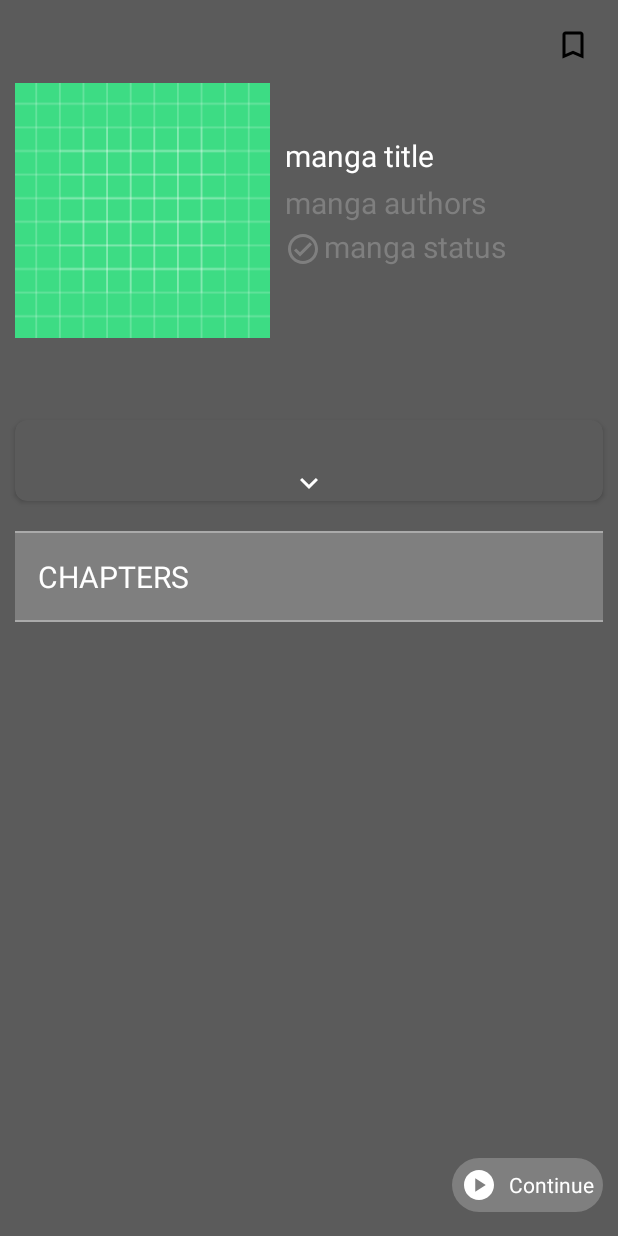
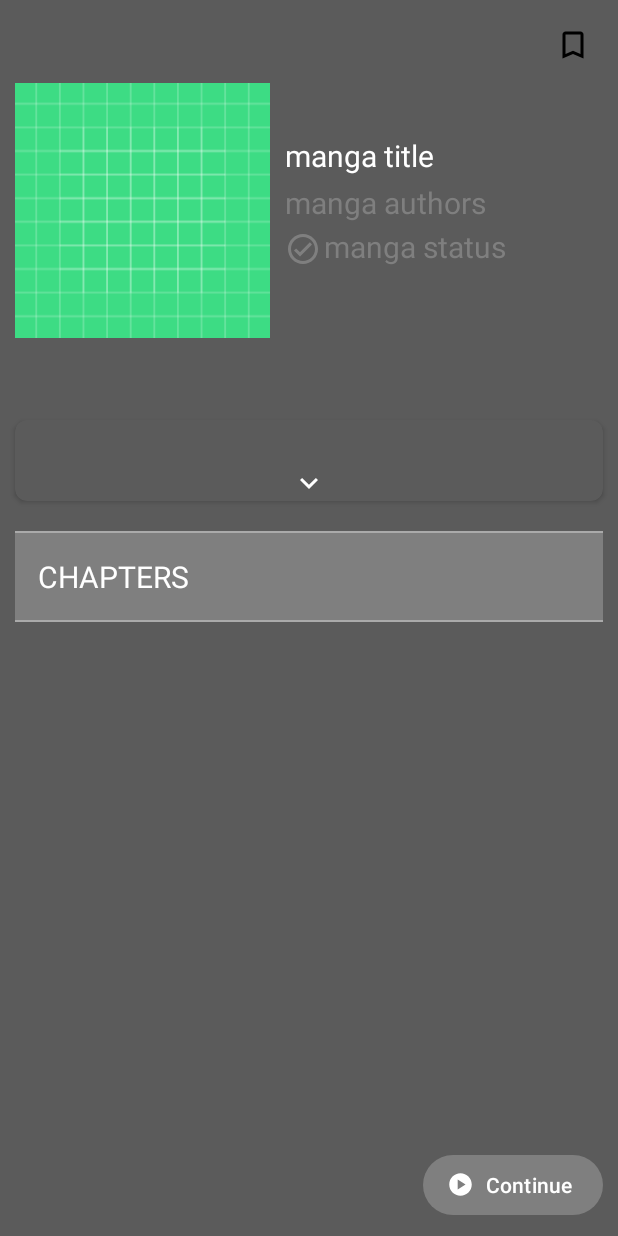
Before and after one commit to ACHRAF-YOUSSEF/MangaTN, an Android app: the ItemViewerActivity screen opened directly, with no data from a screen before it, on a phone screen of 412 x 824 dp. Run offline under Robolectric (Android 15) with nearby library versions, the phone set to English and light mode, and no system bars; our stand-ins replace Picasso; pictures from the network do not load; 1 statement that could not run was skipped.

Commit message:
update: using material3

```diff
--- a/app/src/main/java/com/example/mangatn/activities/ItemViewerActivity.java
+++ b/app/src/main/java/com/example/mangatn/activities/ItemViewerActivity.java
@@ -50,7 +50,6 @@ public class ItemViewerActivity extends AppCompatActivity {
     private ImageView status_icon;
     private TabLayout tabLayout;
     private ViewPager viewPager;
-    /*private FloatingActionButton floatingActionButton;*/
     private ExtendedFloatingActionButton floatingActionButton;
     private MyPagerAdapter pagerAdapter;
     private TextView collapsed_summary_detail, expanded_summary_detail, authors, status_details;
--- a/app/src/main/res/layout/activity_item_viewer.xml
+++ b/app/src/main/res/layout/activity_item_viewer.xml
@@ -236,22 +236,9 @@
 
     </RelativeLayout>
 
-    <!--<com.google.android.material.floatingactionbutton.FloatingActionButton
-        android:id="@+id/continueLastViewedChapterButton"
-        android:layout_width="wrap_content"
-        android:layout_height="wrap_content"
-        android:layout_alignParentEnd="true"
-        android:layout_alignParentBottom="true"
-        android:layout_marginEnd="10dp"
-        android:layout_marginBottom="10dp"
-        android:clickable="true"
-        android:focusable="true"
-        app:backgroundTint="?colorSecondary"
-        android:src="@drawable/baseline_play_circle_24"
-        android:contentDescription="Continue"/>-->
-
     <com.google.android.material.floatingactionbutton.ExtendedFloatingActionButton
         android:id="@+id/continueLastViewedChapterButton"
+        style="@style/Widget.Material3.Button.Icon"
         android:layout_width="wrap_content"
         android:layout_height="wrap_content"
         android:layout_alignParentEnd="true"
--- a/app/src/main/res/values-night/themes.xml
+++ b/app/src/main/res/values-night/themes.xml
@@ -1,6 +1,6 @@
 <resources xmlns:tools="http://schemas.android.com/tools">
     <!-- Base application theme. -->
-    <style name="Theme.MangaTN" parent="Theme.MaterialComponents.DayNight.DarkActionBar.Bridge">
+    <style name="Theme.MangaTN" parent="Theme.Material3.DayNight">
         <!-- Primary brand color. -->
         <item name="colorPrimary">#5B5B5B</item>
         <item name="colorPrimaryVariant">#5B5B5B</item>
--- a/app/src/main/res/values/themes.xml
+++ b/app/src/main/res/values/themes.xml
@@ -1,6 +1,6 @@
 <resources xmlns:tools="http://schemas.android.com/tools">
     <!-- Base application theme. -->
-    <style name="Theme.MangaTN" parent="Theme.MaterialComponents.DayNight.DarkActionBar.Bridge">
+    <style name="Theme.MangaTN" parent="Theme.Material3.DayNight">
         <!-- Primary brand color. -->
         <item name="colorPrimary">#5B5B5B</item>
         <item name="colorPrimaryVariant">#5B5B5B</item>
```
